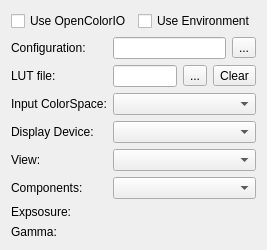
The window that krita/plugins/extensions/dockers/lut/wdglut.ui (KDE/krita) describes before a commit, drawn with Qt 5.
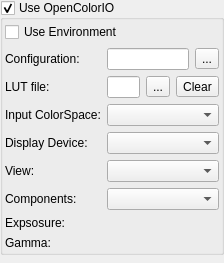
The same window after the commit. Custom widgets are drawn as their Qt base class.

What changed in the file:
```diff
--- a/krita/plugins/extensions/dockers/lut/wdglut.ui
+++ b/krita/plugins/extensions/dockers/lut/wdglut.ui
@@ -6,23 +6,31 @@
    <rect>
     <x>0</x>
     <y>0</y>
-    <width>253</width>
-    <height>239</height>
+    <width>224</width>
+    <height>263</height>
    </rect>
   </property>
   <property name="windowTitle">
    <string>Form</string>
   </property>
+  <layout class="QVBoxLayout" name="verticalLayout_2">
+   <property name="margin">
+    <number>0</number>
+   </property>
+   <item>
+    <widget class="QGroupBox" name="m_chkUseOcio">
+     <property name="title">
+      <string>Use OpenColorIO</string>
+     </property>
+     <property name="checkable">
+      <bool>true</bool>
+     </property>
   <layout class="QVBoxLayout" name="verticalLayout">
+      <property name="margin">
+       <number>2</number>
+      </property>
    <item>
     <layout class="QHBoxLayout" name="horizontalLayout">
-     <item>
-      <widget class="QCheckBox" name="m_chkEnableOcio">
-       <property name="text">
-        <string>Use OpenColorIO</string>
-       </property>
-      </widget>
-     </item>
      <item>
       <widget class="QCheckBox" name="m_chkUseOcioEnvironment">
        <property name="text">
@@ -219,6 +227,9 @@
      </item>
     </layout>
    </item>
+     </layout>
+    </widget>
+   </item>
    <item>
     <spacer name="verticalSpacer">
      <property name="orientation">
```
Left out of the diff: 17 changed lines with no effect on the pictures. Lines whose indentation alone changed are shown as unchanged.
